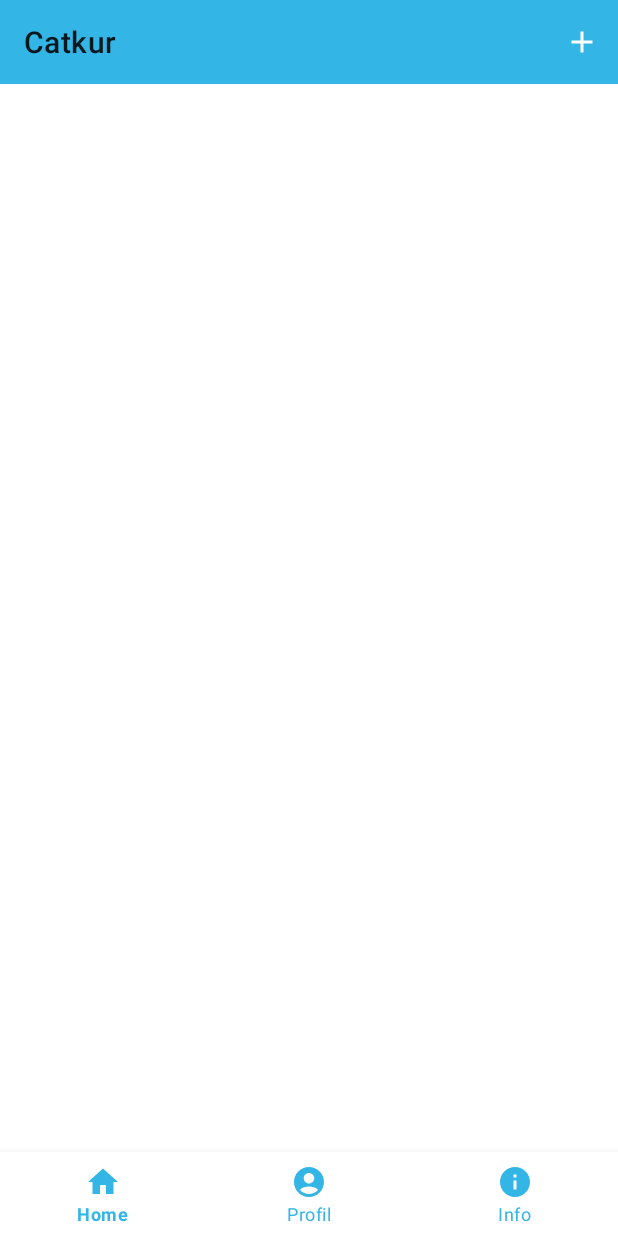
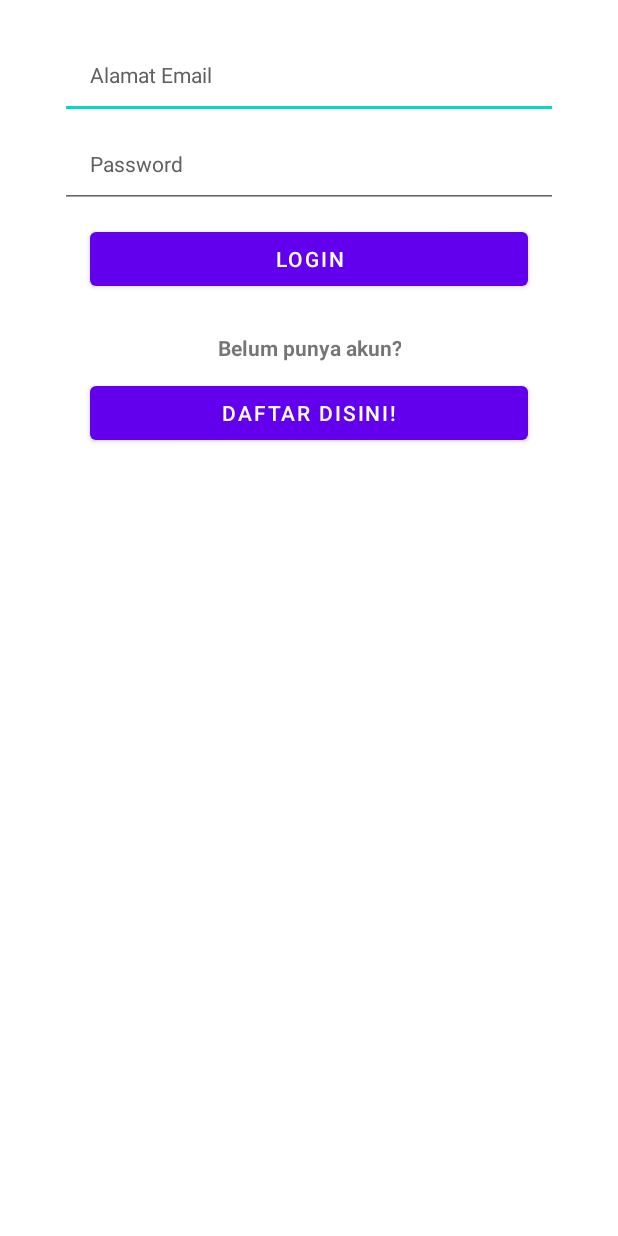
Before and after one commit to RizkiDwiN/UAS-AKB-IF-2-10119052, an Android app: the screen it shows after launch (MainActivity before the commit, LoginActivity after it), on a phone screen of 412 x 824 dp. Run offline under Robolectric (Android 15) with nearby library versions, the phone set to English and light mode, and no system bars; our stand-ins replace Firebase (no records; nobody signed in at launch, a user with empty details on screens opened directly).

Commit message:
Update Catkur to ---> V2 with Firebase Auth and debug APK

```diff
--- a/app/build.gradle
+++ b/app/build.gradle
@@ -1,5 +1,6 @@
 plugins {
     id 'com.android.application'
+    id 'com.google.gms.google-services'
 }
 
 android {
@@ -39,6 +40,7 @@ dependencies {
     implementation 'androidx.constraintlayout:constraintlayout:2.1.4'
     implementation 'androidx.navigation:navigation-fragment:2.4.2'
     implementation 'androidx.navigation:navigation-ui:2.4.2'
+    implementation 'com.google.firebase:firebase-auth:21.0.7'
     testImplementation 'junit:junit:4.13.2'
     androidTestImplementation 'androidx.test.ext:junit:1.1.3'
     androidTestImplementation 'androidx.test.espresso:espresso-core:3.4.0'
--- /dev/null
+++ b/app/src/main/java/com/rizki/catkur/LoginActivity.java
@@ -0,0 +1,73 @@
+package com.rizki.catkur;
+/**
+ * Tanggal Pengerjaan : 10 AGUSTUS 2022 , 13.56 WIB
+ * NIM : 10119052
+ * Nama : Rizki Dwi Nugraha
+ * Kelas : IF-2
+ **/
+import androidx.annotation.NonNull;
+import androidx.appcompat.app.AppCompatActivity;
+
+import android.content.Intent;
+import android.os.Bundle;
+import android.view.View;
+import android.widget.Button;
+import android.widget.EditText;
+import android.widget.Toast;
+
+import com.google.android.gms.tasks.OnCompleteListener;
+import com.google.android.gms.tasks.Task;
+import com.google.firebase.auth.AuthResult;
+import com.google.firebase.auth.FirebaseAuth;
+
+public class LoginActivity extends AppCompatActivity {
+
+    private EditText inputEmail, inputPassword;
+    private Button btnSignIn, btnSignUp;
+    private FirebaseAuth auth;
+
+    @Override
+    protected void onCreate(Bundle savedInstanceState) {
+        super.onCreate(savedInstanceState);
+        setContentView(R.layout.activity_login);
+        inputEmail = (EditText) findViewById(R.id.email);
+        inputPassword = (EditText) findViewById(R.id.password);
+        btnSignIn = (Button) findViewById(R.id.sign_in_button);
+        btnSignUp = (Button) findViewById(R.id.sign_up_button);
+
+        auth = FirebaseAuth.getInstance();
+
+        if (auth.getCurrentUser() != null){
+            startActivity(new Intent(LoginActivity.this,MainActivity.class));
+        }
+
+        btnSignIn.setOnClickListener(new View.OnClickListener() {
+            @Override
+            public void onClick(View view) {
+
+                String email = inputEmail.getText().toString();
+                String password = inputPassword.getText().toString();
+
+                auth.signInWithEmailAndPassword(email,password).addOnCompleteListener(LoginActivity.this, new OnCompleteListener<AuthResult>() {
+                    @Override
+                    public void onComplete(@NonNull Task<AuthResult> task) {
+                        if(task.isSuccessful()){
+                            Toast.makeText(LoginActivity.this, "Login berhasil", Toast.LENGTH_SHORT).show();
+                            startActivity(new Intent(LoginActivity.this,MainActivity.class));
+                        }else{
+                            Toast.makeText(LoginActivity.this, "Login Gagal", Toast.LENGTH_SHORT).show();
+                        }
+                    }
+                });
+            }
+
+        });
+
+        btnSignUp.setOnClickListener(new View.OnClickListener() {
+            @Override
+            public void onClick(View view) {
+                startActivity(new Intent(LoginActivity.this,SignUpActivity.class));
+            }
+        });
+    }
+}
--- a/app/src/main/java/com/rizki/catkur/SplashScreen.java
+++ b/app/src/main/java/com/rizki/catkur/SplashScreen.java
@@ -26,7 +26,7 @@ public class SplashScreen extends AppCompatActivity {
             public void run() {
 
                 /**setelah loading splash selesai maka akan di teruskan ke activity login**/
-                Intent i =new Intent(SplashScreen.this, MainActivity.class);
+                Intent i =new Intent(SplashScreen.this, LoginActivity.class);
                 startActivity(i);
                 finish();
 
--- /dev/null
+++ b/app/src/main/res/layout/activity_login.xml
@@ -0,0 +1,93 @@
+<?xml version="1.0" encoding="utf-8"?>
+<RelativeLayout xmlns:android="http://schemas.android.com/apk/res/android"
+    xmlns:tools="http://schemas.android.com/tools"
+    android:layout_width="match_parent"
+    android:layout_height="match_parent"
+    tools:context=".LoginActivity">
+
+    <LinearLayout
+        android:layout_width="match_parent"
+        android:layout_height="wrap_content"
+        android:layout_marginStart="20dp"
+        android:layout_marginTop="20dp"
+        android:layout_marginEnd="20dp"
+        android:layout_marginBottom="20dp"
+        android:gravity="center"
+        android:orientation="vertical">
+
+        <LinearLayout
+            android:layout_width="match_parent"
+            android:layout_height="wrap_content"
+            android:orientation="vertical">
+
+            <EditText
+                android:id="@+id/email"
+                android:layout_width="match_parent"
+                android:layout_height="wrap_content"
+                android:layout_marginStart="20dp"
+                android:layout_marginEnd="20dp"
+                android:hint="Alamat Email"
+                android:inputType="textEmailAddress"
+                android:padding="20dp"
+                android:textColorHint="#606060"
+                android:textSize="14sp"/>
+
+            <EditText
+                android:id="@+id/password"
+                android:layout_width="match_parent"
+                android:layout_height="wrap_content"
+                android:layout_marginStart="20dp"
+                android:layout_marginEnd="20dp"
+                android:hint="Password"
+                android:inputType="textPassword"
+                android:padding="20dp"
+                android:textColorHint="#606060"
+                android:textSize="14sp"/>
+
+            <Button
+                android:id="@+id/sign_in_button"
+                android:layout_width="match_parent"
+                android:layout_height="wrap_content"
+                android:gravity="center"
+                android:layout_marginStart="40dp"
+                android:layout_marginTop="10dp"
+                android:layout_marginEnd="40dp"
+                android:text="Login"/>
+
+
+            <LinearLayout
+                android:layout_width="match_parent"
+                android:layout_height="match_parent"
+                android:gravity="center"
+                android:orientation="vertical">
+
+                <TextView
+                    android:layout_width="wrap_content"
+                    android:layout_height="wrap_content"
+                    android:layout_gravity="center"
+                    android:layout_marginTop="25dp"
+                    android:text="Belum punya akun?"
+                    android:textAlignment="center"
+                    android:textStyle="bold"/>
+
+                <Button
+                    android:id="@+id/sign_up_button"
+                    android:layout_width="match_parent"
+                    android:layout_height="wrap_content"
+                    android:gravity="center"
+                    android:layout_marginStart="40dp"
+                    android:layout_marginTop="10dp"
+                    android:layout_marginEnd="40dp"
+                    android:text="Daftar disini!"/>
+
+
+            </LinearLayout>
+
+
+        </LinearLayout>
+
+
+    </LinearLayout>
+
+
+</RelativeLayout>
--- a/app/src/main/res/layout/fragment_info.xml
+++ b/app/src/main/res/layout/fragment_info.xml
@@ -10,9 +10,9 @@
         android:id="@+id/tVersion"
         android:layout_width="match_parent"
         android:layout_height="wrap_content"
-        android:layout_marginLeft="120dp"
+        android:layout_marginLeft="35dp"
         android:layout_marginTop="265dp"
-        android:text="Version : 0.1 BETA"
+        android:text="Version : 2.0 Powered by Firebase Auth"
         android:textColor="@color/white"
         android:textSize="20sp" />
 
--- a/build.gradle
+++ b/build.gradle
@@ -1,4 +1,8 @@
-// Top-level build file where you can add configuration options common to all sub-projects/modules.
+buildscript {
+    dependencies {
+        classpath 'com.google.gms:google-services:4.3.13'
+    }
+}// Top-level build file where you can add configuration options common to all sub-projects/modules.
 plugins {
     id 'com.android.application' version '7.2.1' apply false
     id 'com.android.library' version '7.2.1' apply false
```
Also changed, not shown: app/src/main/AndroidManifest.xml (+7 -2 lines), app/src/main/java/com/rizki/catkur/SignUpActivity.java (added, +78 -0 lines), app/src/main/res/layout/activity_sign_up.xml (added, +93 -0 lines), 1 other file.
